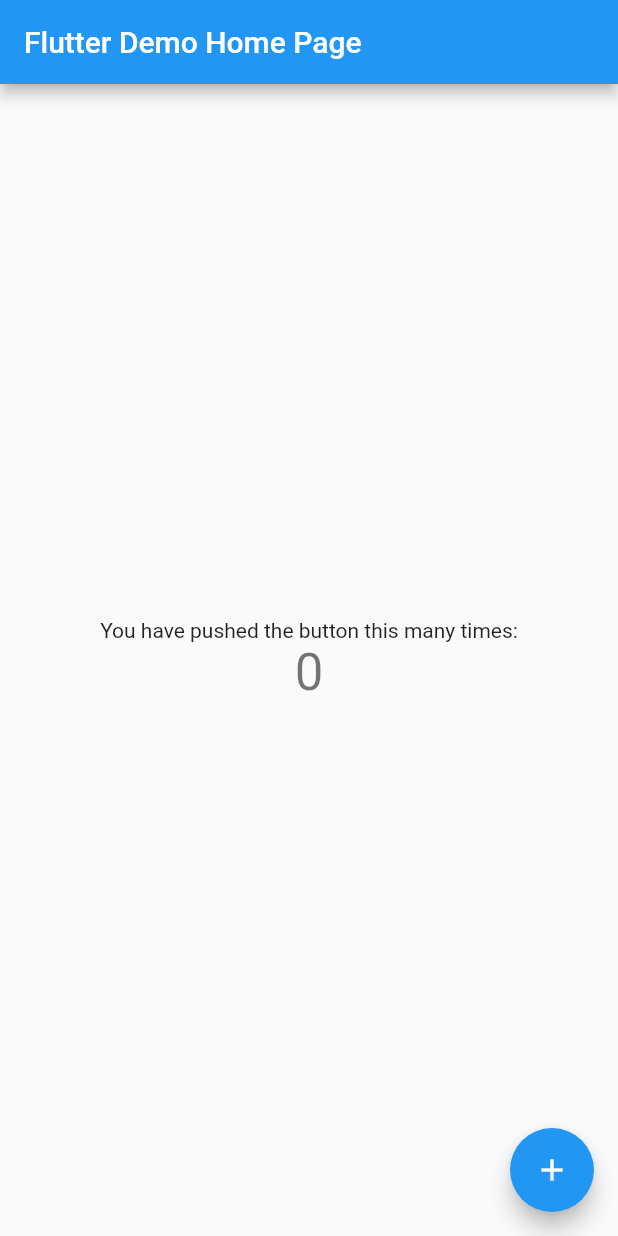
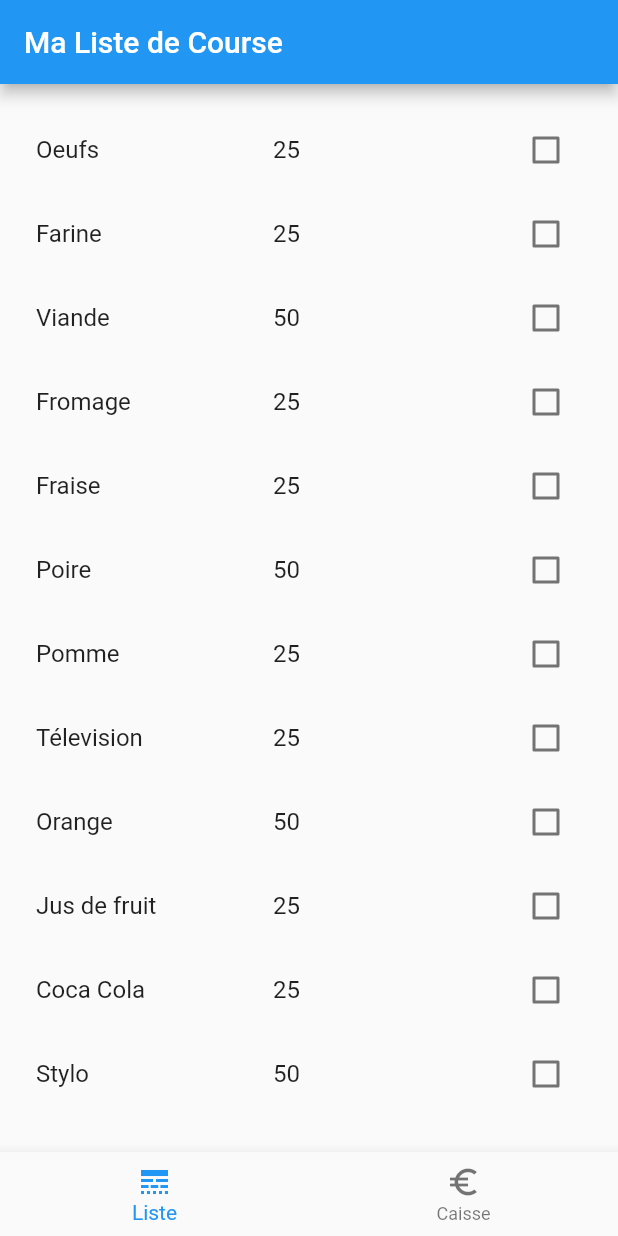
Before and after one commit to LudovicGendre/list-course, a Flutter app: the screen it shows after launch, on a phone screen of 412 x 824 dp. Run offline on Flutter 3.47's test engine with Material 2 defaults, Android fonts, the phone set to English and light mode, and no system bars.

Commit message:
Ajout de la liste de course et la caisse page

```diff
--- /dev/null
+++ b/lib/home_widget.dart
@@ -0,0 +1,72 @@
+import 'package:flutter/material.dart';
+import 'placeholder_widget.dart';
+import 'list_widget.dart';
+
+class Home extends StatefulWidget {
+  @override
+  State<StatefulWidget> createState() {
+    return _HomeState();
+  }
+}
+
+class _HomeState extends State<Home> {
+  int _currentIndex = 0;
+  final List<Widget> _children = [
+    ShoppingList(product: [
+      new Product('Oeufs', false, '25'),
+      new Product('Farine', false, '25'),
+      new Product('Viande', false, '50'),
+      new Product('Fromage', false, '25'),
+      new Product('Fraise', false, '25'),
+      new Product('Poire', false, '50'),
+      new Product('Pomme', false, '25'),
+      new Product('Télevision', false, '25'),
+      new Product('Orange', false, '50'),
+      new Product('Jus de fruit', false, '25'),
+      new Product('Coca Cola', false, '25'),
+      new Product('Stylo', false, '50'),
+      new Product('DVD', false, '25'),
+      new Product('CD', false, '25'),
+      new Product('Bouteille d"eau', false, '50'),
+      new Product('Oeufs', false, '25'),
+      new Product('Farine', false, '25'),
+      new Product('Viande', false, '50'),
+      new Product('Oeufs', false, '25'),
+      new Product('Farine', false, '25'),
+      new Product('Viande', false, '50'),
+      new Product('Oeufs', false, '25'),
+      new Product('Farine', false, '25'),
+      new Product('Viande', false, '50'),
+    ]),
+    PlaceholderWidget(),
+  ];
+  @override
+  Widget build(BuildContext context) {
+    return Scaffold(
+      appBar: AppBar(
+        title: Text('Ma Liste de Course'),
+      ),
+      body: _children[_currentIndex],
+      bottomNavigationBar: BottomNavigationBar(
+        onTap: onTabTapped,
+        currentIndex: _currentIndex,
+        items: [
+          BottomNavigationBarItem(
+            icon: new Icon(Icons.line_style_sharp),
+            title: new Text('Liste'),
+          ),
+          BottomNavigationBarItem(
+            icon: new Icon(Icons.euro_symbol),
+            title: new Text('Caisse'),
+          ),
+        ],
+      ),
+    );
+  }
+
+  void onTabTapped(int index) {
+    setState(() {
+      _currentIndex = index;
+    });
+  }
+}
--- /dev/null
+++ b/lib/list_widget.dart
@@ -0,0 +1,80 @@
+import 'package:flutter/material.dart';
+
+class ShoppingList extends StatefulWidget {
+  ShoppingList({Key key, this.product}) : super(key: key);
+  final List<Product> product;
+  @override
+  _ShoppingListState createState() {
+    return new _ShoppingListState();
+  }
+}
+
+class _ShoppingListState extends State<ShoppingList> {
+  @override
+  Widget build(BuildContext context) {
+    return new Scaffold(
+        body: new Container(
+      padding: new EdgeInsets.all(8.0),
+      child: new Column(
+        crossAxisAlignment: CrossAxisAlignment.end,
+        children: <Widget>[
+          new Expanded(
+              child: new ListView(
+            padding: new EdgeInsets.symmetric(vertical: 8.0),
+            children: widget.product.map((Product product) {
+              return new ShoppingItemList(product);
+            }).toList(),
+          )),
+          // new RaisedButton(
+          //   onPressed: () {
+          //     for (Product p in widget.product) {
+          //       if (p.isCheck) print(p.name);
+          //     }
+          //   },
+          //   child: new Text('Buy'),
+          // )
+        ],
+      ),
+    ));
+  }
+}
+
+class ShoppingItemList extends StatefulWidget {
+  final Product product;
+  ShoppingItemList(Product product)
+      : product = product,
+        super(key: new ObjectKey(product));
+  @override
+  ShoppingItemState createState() {
+    return new ShoppingItemState(product);
+  }
+}
+
+class ShoppingItemState extends State<ShoppingItemList> {
+  final Product product;
+  ShoppingItemState(this.product);
+  @override
+  Widget build(BuildContext context) {
+    return new ListTile(
+        title: new Row(
+      children: <Widget>[
+        new Expanded(child: new Text(product.name)),
+        new Expanded(child: new Text(product.price)),
+        new Checkbox(
+            value: product.isCheck,
+            onChanged: (bool value) {
+              setState(() {
+                product.isCheck = value;
+              });
+            })
+      ],
+    ));
+  }
+}
+
+class Product {
+  String name;
+  bool isCheck;
+  String price;
+  Product(this.name, this.isCheck, this.price);
+}
--- a/lib/main.dart
+++ b/lib/main.dart
@@ -1,117 +1,14 @@
 import 'package:flutter/material.dart';
+import 'home_widget.dart';
 
-void main() {
-  runApp(MyApp());
-}
+void main() => runApp(App());
 
-class MyApp extends StatelessWidget {
-  // This widget is the root of your application.
+class App extends StatelessWidget {
   @override
   Widget build(BuildContext context) {
     return MaterialApp(
-      title: 'Flutter Demo',
-      theme: ThemeData(
-        // This is the theme of your application.
-        //
-        // Try running your application with "flutter run". You'll see the
-        // application has a blue toolbar. Then, without quitting the app, try
-        // changing the primarySwatch below to Colors.green and then invoke
-        // "hot reload" (press "r" in the console where you ran "flutter run",
-        // or simply save your changes to "hot reload" in a Flutter IDE).
-        // Notice that the counter didn't reset back to zero; the application
-        // is not restarted.
-        primarySwatch: Colors.blue,
-        // This makes the visual density adapt to the platform that you run
-        // the app on. For desktop platforms, the controls will be smaller and
-        // closer together (more dense) than on mobile platforms.
-        visualDensity: VisualDensity.adaptivePlatformDensity,
-      ),
-      home: MyHomePage(title: 'Flutter Demo Home Page'),
+      title: 'Ma Liste de Course',
+      home: Home(),
     );
   }
 }
-
-class MyHomePage extends StatefulWidget {
-  MyHomePage({Key key, this.title}) : super(key: key);
-
-  // This widget is the home page of your application. It is stateful, meaning
-  // that it has a State object (defined below) that contains fields that affect
-  // how it looks.
-
-  // This class is the configuration for the state. It holds the values (in this
-  // case the title) provided by the parent (in this case the App widget) and
-  // used by the build method of the State. Fields in a Widget subclass are
-  // always marked "final".
-
-  final String title;
-
-  @override
-  _MyHomePageState createState() => _MyHomePageState();
-}
-
-class _MyHomePageState extends State<MyHomePage> {
-  int _counter = 0;
-
-  void _incrementCounter() {
-    setState(() {
-      // This call to setState tells the Flutter framework that something has
-      // changed in this State, which causes it to rerun the build method below
-      // so that the display can reflect the updated values. If we changed
-      // _counter without calling setState(), then the build method would not be
-      // called again, and so nothing would appear to happen.
-      _counter++;
-    });
-  }
-
-  @override
-  Widget build(BuildContext context) {
-    // This method is rerun every time setState is called, for instance as done
-    // by the _incrementCounter method above.
-    //
-    // The Flutter framework has been optimized to make rerunning build methods
-    // fast, so that you can just rebuild anything that needs updating rather
-    // than having to individually change instances of widgets.
-    return Scaffold(
-      appBar: AppBar(
-        // Here we take the value from the MyHomePage object that was created by
-        // the App.build method, and use it to set our appbar title.
-        title: Text(widget.title),
-      ),
-      body: Center(
-        // Center is a layout widget. It takes a single child and positions it
-        // in the middle of the parent.
-        child: Column(
-          // Column is also a layout widget. It takes a list of children and
-          // arranges them vertically. By default, it sizes itself to fit its
-          // children horizontally, and tries to be as tall as its parent.
-          //
-          // Invoke "debug painting" (press "p" in the console, choose the
-          // "Toggle Debug Paint" action from the Flutter Inspector in Android
-          // Studio, or the "Toggle Debug Paint" command in Visual Studio Code)
-          // to see the wireframe for each widget.
-          //
-          // Column has various properties to control how it sizes itself and
-          // how it positions its children. Here we use mainAxisAlignment to
-          // center the children vertically; the main axis here is the vertical
-          // axis because Columns are vertical (the cross axis would be
-          // horizontal).
-          mainAxisAlignment: MainAxisAlignment.center,
-          children: <Widget>[
-            Text(
-              'You have pushed the button this many times:',
-            ),
-            Text(
-              '$_counter',
-              style: Theme.of(context).textTheme.headline4,
-            ),
-          ],
-        ),
-      ),
-      floatingActionButton: FloatingActionButton(
-        onPressed: _incrementCounter,
-        tooltip: 'Increment',
-        child: Icon(Icons.add),
-      ), // This trailing comma makes auto-formatting nicer for build methods.
-    );
-  }
-}
--- /dev/null
+++ b/lib/placeholder_widget.dart
@@ -0,0 +1,31 @@
+import 'package:flutter/material.dart';
+
+class PlaceholderWidget extends StatelessWidget {
+  PlaceholderWidget();
+
+  @override
+  Widget build(BuildContext context) {
+    return new Card(
+      child: new Stack(
+        alignment: AlignmentDirectional.center,
+        children: <Widget>[
+          new Container(
+            width: 200.0,
+            height: 200.0,
+          ),
+          new Container(
+            alignment: new FractionalOffset(0.0, 0.0),
+            decoration: new BoxDecoration(
+              color: Colors.blue,
+              border: new Border.all(
+                color: Colors.blue.withOpacity(0.5),
+                width: 5.0,
+              ),
+              shape: BoxShape.circle,
+            ),
+          ),
+        ],
+      ),
+    );
+  }
+}
```
Also changed, not shown: 2 other files.
